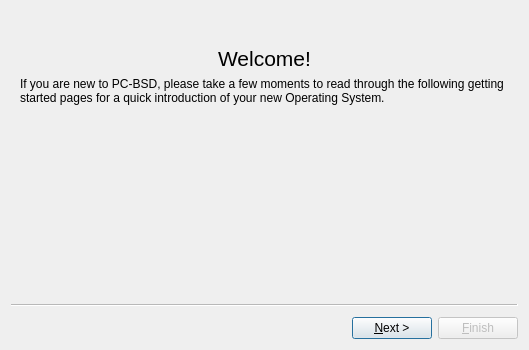
Before: the Qt Designer form src-qt5/pc-welcome/welcomeWizard.ui in trueos/pcbsd, drawn with Qt 5.
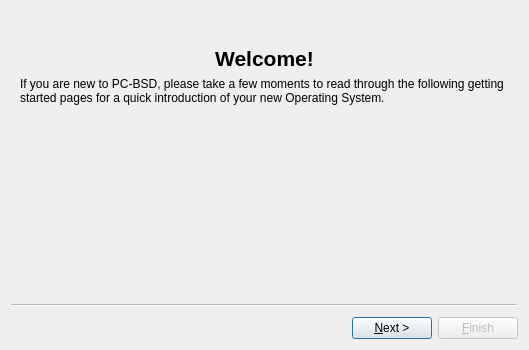
After: the same form once the commit is applied. Icons and pictures are not drawn.

Commit message: Removed html tags from rich text and reformatted section subitlle text to be correct.

Patch:
```diff
--- a/src-qt5/pc-welcome/welcomeWizard.ui
+++ b/src-qt5/pc-welcome/welcomeWizard.ui
@@ -93,12 +93,15 @@
       </item>
       <item>
        <widget class="QLabel" name="label">
+        <property name="font">
+         <font>
+          <pointsize>16</pointsize>
+          <weight>75</weight>
+          <bold>true</bold>
+         </font>
+        </property>
         <property name="text">
-         <string>&lt;!DOCTYPE HTML PUBLIC &quot;-//W3C//DTD HTML 4.0//EN&quot; &quot;http://www.w3.org/TR/REC-html40/strict.dtd&quot;&gt;
-&lt;html&gt;&lt;head&gt;&lt;meta name=&quot;qrichtext&quot; content=&quot;1&quot; /&gt;&lt;style type=&quot;text/css&quot;&gt;
-p, li { white-space: pre-wrap; }
-&lt;/style&gt;&lt;/head&gt;&lt;body style=&quot; font-family:'Bitstream Vera Sans'; font-size:10pt; font-weight:400; font-style:normal;&quot;&gt;
-&lt;p style=&quot; margin-top:0px; margin-bottom:0px; margin-left:0px; margin-right:0px; -qt-block-indent:0; text-indent:0px;&quot;&gt;&lt;span style=&quot; font-size:16pt;&quot;&gt;Welcome!&lt;/span&gt;&lt;/p&gt;&lt;/body&gt;&lt;/html&gt;</string>
+         <string>Welcome!</string>
         </property>
         <property name="alignment">
          <set>Qt::AlignCenter</set>
```
Left out of the diff: 51 changed lines with no effect on the pictures.
